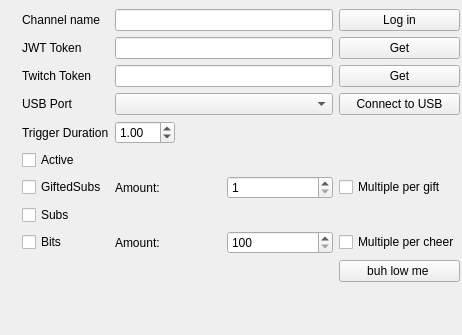
First picture: the form in main.ui, repository ZiedYT/senny-blows, before the edit.
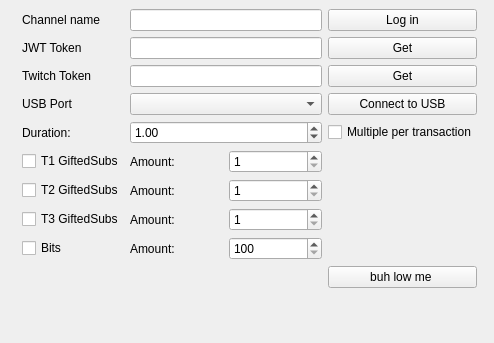
Second picture: the form after the edit.

```diff
--- a/main.ui
+++ b/main.ui
@@ -6,8 +6,8 @@
    <rect>
     <x>0</x>
     <y>0</y>
-    <width>462</width>
-    <height>335</height>
+    <width>494</width>
+    <height>343</height>
    </rect>
   </property>
   <property name="windowTitle">
@@ -18,47 +18,38 @@
     <rect>
      <x>9</x>
      <y>9</y>
-     <width>451</width>
-     <height>340</height>
+     <width>481</width>
+     <height>331</height>
     </rect>
    </property>
    <layout class="QGridLayout" name="gridLayout_2">
-    <item row="8" column="1">
-     <widget class="QCheckBox" name="checkBox_bits">
+    <item row="7" column="1">
+     <widget class="QCheckBox" name="checkBox_giftedT3">
       <property name="text">
-       <string>Bits</string>
+       <string>T3 GiftedSubs</string>
       </property>
      </widget>
     </item>
-    <item row="9" column="3">
-     <widget class="QPushButton" name="pushButton_manual">
-      <property name="text">
-       <string>buh low me </string>
-      </property>
-     </widget>
-    </item>
-    <item row="4" column="2">
-     <widget class="QDoubleSpinBox" name="doubleSpinBox_duration">
-      <property name="maximumSize">
-       <size>
-        <width>60</width>
-        <height>16777215</height>
-       </size>
-      </property>
-      <property name="minimum">
-       <double>0.500000000000000</double>
-      </property>
-      <property name="value">
-       <double>1.000000000000000</double>
-      </property>
-     </widget>
-    </item>
-    <item row="1" column="3">
-     <widget class="QPushButton" name="pushButton_token">
-      <property name="text">
-       <string>Get</string>
-      </property>
-     </widget>
+    <item row="5" column="2">
+     <layout class="QHBoxLayout" name="horizontalLayout">
+      <item>
+       <widget class="QLabel" name="label_amountgifted">
+        <property name="text">
+         <string>Amount:</string>
+        </property>
+       </widget>
+      </item>
+      <item>
+       <widget class="QSpinBox" name="spinBox_giftedT1_amount">
+        <property name="minimum">
+         <number>1</number>
+        </property>
+        <property name="maximum">
+         <number>200</number>
+        </property>
+       </widget>
+      </item>
+     </layout>
     </item>
     <item row="0" column="1">
      <widget class="QLabel" name="label_name">
@@ -67,114 +58,39 @@
       </property>
      </widget>
     </item>
-    <item row="2" column="3">
-     <widget class="QPushButton" name="pushButton_twitchtoken">
-      <property name="text">
-       <string>Get</string>
-      </property>
-     </widget>
-    </item>
-    <item row="3" column="3">
-     <widget class="QPushButton" name="pushButton_connect">
-      <property name="text">
-       <string>Connect to USB</string>
-      </property>
-     </widget>
-    </item>
-    <item row="6" column="1">
-     <widget class="QCheckBox" name="checkBox_gifted">
-      <property name="text">
-       <string>GiftedSubs</string>
-      </property>
-     </widget>
-    </item>
     <item row="1" column="2">
      <widget class="QLineEdit" name="lineEdit_SEtoken">
+      <property name="maximumSize">
+       <size>
+        <width>200</width>
+        <height>16777215</height>
+       </size>
+      </property>
       <property name="echoMode">
        <enum>QLineEdit::Password</enum>
       </property>
      </widget>
     </item>
-    <item row="8" column="2">
-     <layout class="QHBoxLayout" name="horizontalLayout_2">
-      <item>
-       <widget class="QLabel" name="label_amountbits">
-        <property name="text">
-         <string>Amount:</string>
-        </property>
-       </widget>
-      </item>
-      <item>
-       <widget class="QSpinBox" name="spinBox_amountbits">
-        <property name="minimum">
-         <number>100</number>
-        </property>
-        <property name="maximum">
-         <number>500000</number>
-        </property>
-        <property name="singleStep">
-         <number>100</number>
-        </property>
-       </widget>
-      </item>
-     </layout>
-    </item>
-    <item row="2" column="1">
-     <widget class="QLabel" name="label_twitchtoken">
-      <property name="text">
-       <string>Twitch Token</string>
+    <item row="1" column="0">
+     <widget class="QLabel" name="label_3">
+      <property name="maximumSize">
+       <size>
+        <width>10</width>
+        <height>16777215</height>
+       </size>
       </property>
-     </widget>
-    </item>
-    <item row="4" column="1">
-     <widget class="QLabel" name="label">
       <property name="text">
-       <string>Trigger Duration</string>
+       <string/>
       </property>
      </widget>
     </item>
-    <item row="7" column="1">
-     <widget class="QCheckBox" name="checkBox_subs">
+    <item row="5" column="1">
+     <widget class="QCheckBox" name="checkBox_giftedT1">
       <property name="text">
-       <string>Subs</string>
+       <string>T1 GiftedSubs</string>
       </property>
      </widget>
     </item>
-    <item row="8" column="3">
-     <widget class="QCheckBox" name="checkBox_mutiplebits">
-      <property name="text">
-       <string>Multiple per cheer</string>
-      </property>
-     </widget>
-    </item>
-    <item row="2" column="2">
-     <widget class="QLineEdit" name="lineEdit_twitchtoken">
-      <property name="echoMode">
-       <enum>QLineEdit::Password</enum>
-      </property>
-     </widget>
-    </item>
-    <item row="6" column="2">
-     <layout class="QHBoxLayout" name="horizontalLayout">
-      <item>
-       <widget class="QLabel" name="label_amountgifted">
-        <property name="text">
-         <string>Amount:</string>
-        </property>
-       </widget>
-      </item>
-      <item>
-       <widget class="QSpinBox" name="spinBox_amountgifted">
-        <property name="minimum">
-         <number>1</number>
-        </property>
-        <property name="maximum">
-         <number>200</number>
-        </property>
-       </widget>
-      </item>
-     </layout>
-    </item>
     <item row="1" column="1">
      <widget class="QLabel" name="label_token">
       <property name="text">
@@ -182,54 +98,129 @@
       </property>
      </widget>
     </item>
-    <item row="6" column="3">
-     <widget class="QCheckBox" name="checkBox_mutiplegifted">
-      <property name="text">
-       <string>Multiple per gift</string>
-      </property>
-     </widget>
-    </item>
-    <item row="5" column="1">
-     <widget class="QCheckBox" name="checkBox_active">
-      <property name="text">
-       <string>Active</string>
-      </property>
-     </widget>
-    </item>
-    <item row="10" column="2">
-     <spacer name="verticalSpacer">
-      <property name="orientation">
-       <enum>Qt::Vertical</enum>
-      </property>
-      <property name="sizeHint" stdset="0">
-       <size>
-        <width>20</width>
-        <height>40</height>
-       </size>
-      </property>
-     </spacer>
-    </item>
-    <item row="3" column="1">
-     <widget class="QLabel" name="label_2">
-      <property name="text">
-       <string>USB Port</string>
-      </property>
-     </widget>
-    </item>
     <item row="0" column="2">
      <widget class="QLineEdit" name="lineEdit_channelname">
+      <property name="maximumSize">
+       <size>
+        <width>200</width>
+        <height>16777215</height>
+       </size>
+      </property>
       <property name="echoMode">
        <enum>QLineEdit::Normal</enum>
       </property>
      </widget>
     </item>
+    <item row="3" column="1">
+     <widget class="QLabel" name="label_2">
+      <property name="text">
+       <string>USB Port</string>
+      </property>
+     </widget>
+    </item>
+    <item row="3" column="3">
+     <widget class="QPushButton" name="pushButton_connect">
+      <property name="text">
+       <string>Connect to USB</string>
+      </property>
+     </widget>
+    </item>
     <item row="3" column="2">
      <widget class="QComboBox" name="comboBox_port"/>
     </item>
-    <item row="1" column="0">
-     <widget class="QLabel" name="label_3">
+    <item row="6" column="2">
+     <layout class="QHBoxLayout" name="horizontalLayout_3">
+      <item>
+       <widget class="QLabel" name="label_amountgifted_2">
+        <property name="text">
+         <string>Amount:</string>
+        </property>
+       </widget>
+      </item>
+      <item>
+       <widget class="QSpinBox" name="spinBox_giftedT2_amount">
+        <property name="minimum">
+         <number>1</number>
+        </property>
+        <property name="maximum">
+         <number>200</number>
+        </property>
+       </widget>
+      </item>
+     </layout>
+    </item>
+    <item row="4" column="1">
+     <widget class="QLabel" name="label_4">
+      <property name="maximumSize">
+       <size>
+        <width>70</width>
+        <height>16777215</height>
+       </size>
+      </property>
       <property name="text">
-       <string/>
+       <string>Duration:</string>
+      </property>
+     </widget>
+    </item>
+    <item row="1" column="3">
+     <widget class="QPushButton" name="pushButton_token">
+      <property name="text">
+       <string>Get</string>
+      </property>
+     </widget>
+    </item>
+    <item row="7" column="2">
+     <layout class="QHBoxLayout" name="horizontalLayout_4">
+      <item>
+       <widget class="QLabel" name="label_amountgifted_3">
+        <property name="text">
+         <string>Amount:</string>
+        </property>
+       </widget>
+      </item>
+      <item>
+       <widget class="QSpinBox" name="spinBox_giftedT3_amount">
+        <property name="minimum">
+         <number>1</number>
+        </property>
+        <property name="maximum">
+         <number>200</number>
+        </property>
+       </widget>
+      </item>
+     </layout>
+    </item>
+    <item row="2" column="2">
+     <widget class="QLineEdit" name="lineEdit_twitchtoken">
+      <property name="maximumSize">
+       <size>
+        <width>200</width>
+        <height>16777215</height>
+       </size>
+      </property>
+      <property name="echoMode">
+       <enum>QLineEdit::Password</enum>
+      </property>
+     </widget>
+    </item>
+    <item row="10" column="3">
+     <widget class="QPushButton" name="pushButton_manual">
+      <property name="text">
+       <string>buh low me </string>
+      </property>
+     </widget>
+    </item>
+    <item row="8" column="1">
+     <widget class="QCheckBox" name="checkBox_bits">
+      <property name="text">
+       <string>Bits</string>
+      </property>
+     </widget>
+    </item>
+    <item row="4" column="3">
+     <widget class="QCheckBox" name="checkBox_multiple">
+      <property name="text">
+       <string>Multiple per transaction</string>
       </property>
      </widget>
     </item>
@@ -240,6 +231,93 @@
       </property>
      </widget>
     </item>
+    <item row="2" column="3">
+     <widget class="QPushButton" name="pushButton_twitchtoken">
+      <property name="text">
+       <string>Get</string>
+      </property>
+     </widget>
+    </item>
+    <item row="11" column="3">
+     <spacer name="verticalSpacer">
+      <property name="orientation">
+       <enum>Qt::Vertical</enum>
+      </property>
+      <property name="sizeHint" stdset="0">
+       <size>
+        <width>20</width>
+        <height>40</height>
+       </size>
+      </property>
+     </spacer>
+    </item>
+    <item row="6" column="1">
+     <widget class="QCheckBox" name="checkBox_giftedT2">
+      <property name="text">
+       <string>T2 GiftedSubs</string>
+      </property>
+     </widget>
+    </item>
+    <item row="8" column="2">
+     <layout class="QHBoxLayout" name="horizontalLayout_2">
+      <item>
+       <widget class="QLabel" name="label_amountbits">
+        <property name="text">
+         <string>Amount:</string>
+        </property>
+       </widget>
+      </item>
+      <item>
+       <widget class="QSpinBox" name="spinBox_bits_amount">
+        <property name="minimum">
+         <number>100</number>
+        </property>
+        <property name="maximum">
+         <number>500000</number>
+        </property>
+        <property name="singleStep">
+         <number>100</number>
+        </property>
+       </widget>
+      </item>
+     </layout>
+    </item>
+    <item row="4" column="2">
+     <widget class="QDoubleSpinBox" name="doubleSpinBox_duration">
+      <property name="maximumSize">
+       <size>
+        <width>1111111</width>
+        <height>16777215</height>
+       </size>
+      </property>
+      <property name="minimum">
+       <double>0.500000000000000</double>
+      </property>
+      <property name="value">
+       <double>1.000000000000000</double>
+      </property>
+     </widget>
+    </item>
+    <item row="2" column="1">
+     <widget class="QLabel" name="label_twitchtoken">
+      <property name="text">
+       <string>Twitch Token</string>
+      </property>
+     </widget>
+    </item>
+    <item row="0" column="4">
+     <widget class="QLabel" name="label_5">
+      <property name="maximumSize">
+       <size>
+        <width>10</width>
+        <height>16777215</height>
+       </size>
+      </property>
+      <property name="text">
+       <string/>
+      </property>
+     </widget>
+    </item>
    </layout>
   </widget>
  </widget>
```
